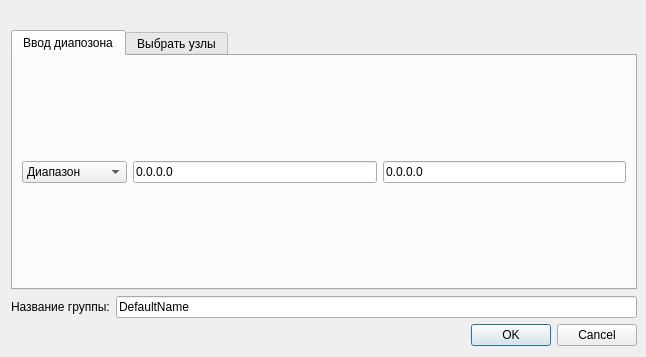
Above: GUI/dialog_window_IP.ui from Begzi/Dis before the change. Below: the same form after it.
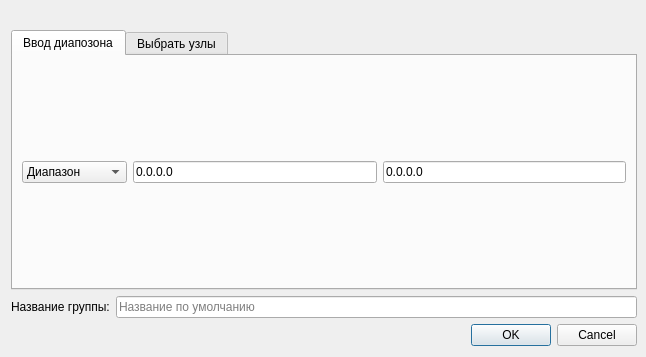
That is the form after the change. The open tabs and pages were chosen to show the change.

Diff of the .ui file:
```diff
--- a/GUI/dialog_window_IP.ui
+++ b/GUI/dialog_window_IP.ui
@@ -7,7 +7,7 @@
     <x>0</x>
     <y>0</y>
     <width>549</width>
-    <height>365</height>
+    <height>335</height>
    </rect>
   </property>
   <property name="windowTitle">
@@ -176,7 +176,10 @@
      <item>
       <widget class="QLineEdit" name="lineEditNameGroup">
        <property name="text">
-        <string>DefaultName</string>
+        <string/>
+       </property>
+       <property name="placeholderText">
+        <string>Название по умолчанию</string>
        </property>
       </widget>
      </item>
```
Left out of the diff: 2 changed lines with no effect on the pictures.
